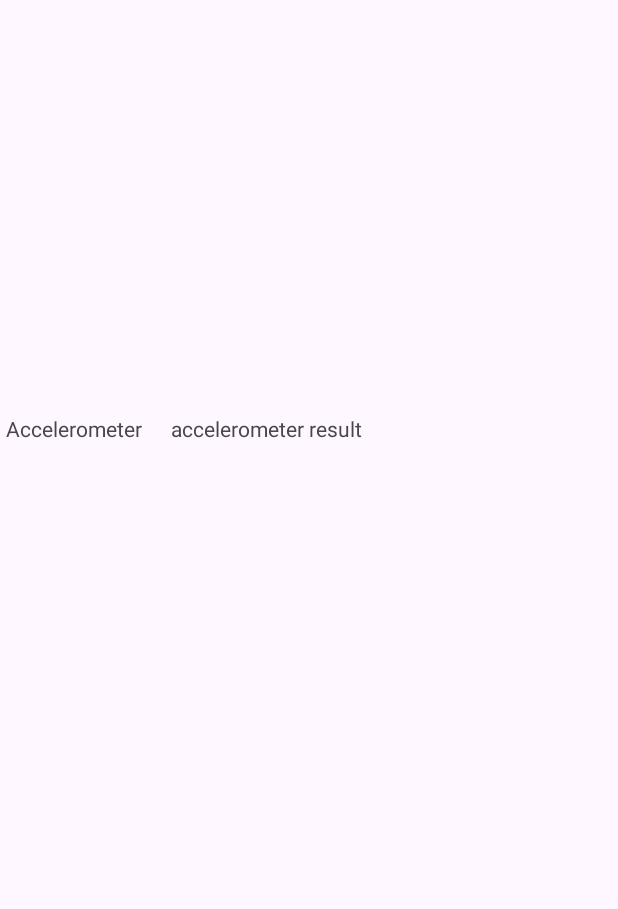
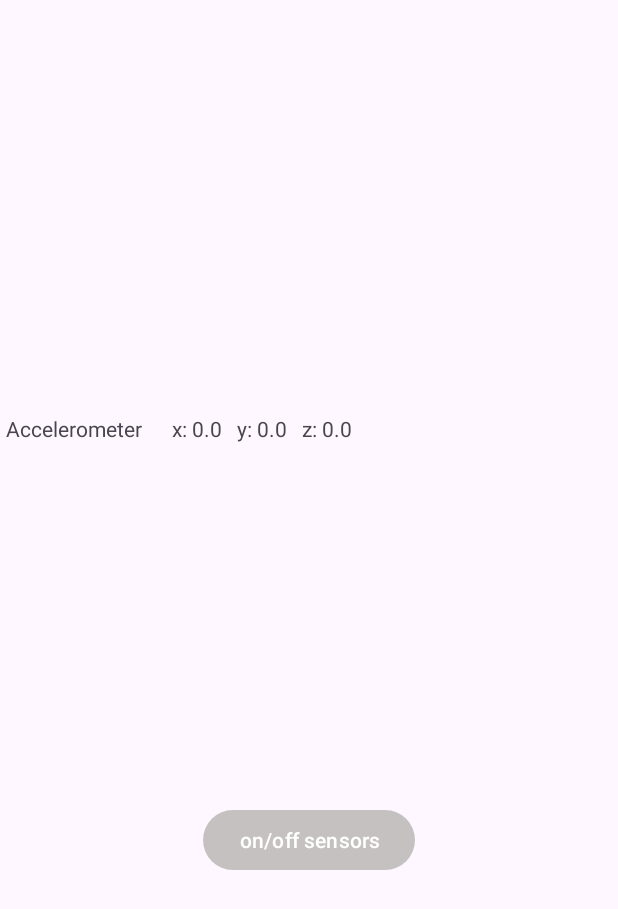
Before and after one commit to neliudochka/antichild, an Android app: the screen it shows after launch (MainActivity), on a phone screen of 412 x 824 dp. Before the commit the part shown is almost empty. Shown: the top 909 px of the screen. Run offline under Robolectric (Android 15) with nearby library versions, the phone set to English and light mode, and no system bars.

Commit message:
add on/off sensor button

```diff
--- a/app/src/main/java/com/example/antichild/MainActivity.kt
+++ b/app/src/main/java/com/example/antichild/MainActivity.kt
@@ -1,9 +1,11 @@
 package com.example.antichild
 
+import android.annotation.SuppressLint
 import androidx.appcompat.app.AppCompatActivity
 import android.os.Bundle
 import com.example.antichild.databinding.ActivityMainBinding
 import com.example.antichild.sensors.AccelerometerSensor
+import kotlin.properties.Delegates
 
 class MainActivity : AppCompatActivity() {
     private lateinit var binding: ActivityMainBinding
@@ -14,8 +16,7 @@ class MainActivity : AppCompatActivity() {
         binding = ActivityMainBinding.inflate(layoutInflater)
         setContentView(binding.root)
 
-        initSensor()
-        startAccelerometer()
+        setButtonListeners()
     }
 
     override fun onDestroy() {
@@ -23,8 +24,37 @@ class MainActivity : AppCompatActivity() {
         super.onDestroy()
     }
 
+    //ui
+    private var isSensors = false;
+    private var greyColor by Delegates.notNull<Int>()
+    private var pinky by Delegates.notNull<Int>()
+    private var red by Delegates.notNull<Int>()
+
+    fun setButtonListeners() {
+        greyColor = applicationContext.getColor(R.color.gray)
+        pinky = applicationContext.getColor(R.color.pinky)
+        red = applicationContext.getColor(R.color.red)
+
+        binding.onOffSensors.setBackgroundColor(greyColor)
+        binding.onOffSensors.setOnClickListener {
+            switchOffSensors()
+        }
+    }
+
+    private fun switchOffSensors() {
+        if(isSensors) {
+            isSensors = false
+            binding.onOffSensors.setBackgroundColor(greyColor)
+            killSensors()
+        } else {
+            isSensors = true
+            binding.onOffSensors.setBackgroundColor(pinky)
+            initSensors()
+        }
+    }
+
     //функції роботи з сенсором
-    private fun initSensor() {
+    private fun initSensors() {
         accelerometerSensor = AccelerometerSensor(applicationContext)
         startAccelerometer()
     }
--- a/app/src/main/res/layout/activity_main.xml
+++ b/app/src/main/res/layout/activity_main.xml
@@ -26,5 +26,15 @@
         app:layout_constraintStart_toEndOf="@+id/acc_text"
         app:layout_constraintTop_toTopOf="@+id/acc_text" />
 
+    <Button
+        android:id="@+id/on_off_sensors"
+        android:layout_width="wrap_content"
+        android:layout_height="wrap_content"
+        android:text="on/off sensors"
+        app:layout_constraintBottom_toBottomOf="parent"
+        app:layout_constraintEnd_toEndOf="parent"
+        app:layout_constraintStart_toStartOf="parent"
+        app:layout_constraintTop_toBottomOf="@+id/acc_text" />
+
 
 </androidx.constraintlayout.widget.ConstraintLayout>
--- a/app/src/main/res/values/colors.xml
+++ b/app/src/main/res/values/colors.xml
@@ -2,4 +2,7 @@
 <resources>
     <color name="black">#FF000000</color>
     <color name="white">#FFFFFFFF</color>
+    <color name="gray">#C6C1C1</color>
+    <color name="pinky">#EA5353</color>
+    <color name="red">#BF2525</color>
 </resources>
--- a/app/src/main/res/values/strings.xml
+++ b/app/src/main/res/values/strings.xml
@@ -1,5 +1,5 @@
 <resources>
     <string name="app_name">AntiChild</string>
     <string name="accelerometer">Accelerometer</string>
-    <string name="accelerometer_result">accelerometer result</string>
+    <string name="accelerometer_result">"x: 0.0   y: 0.0   z: 0.0"</string>
 </resources>
```
